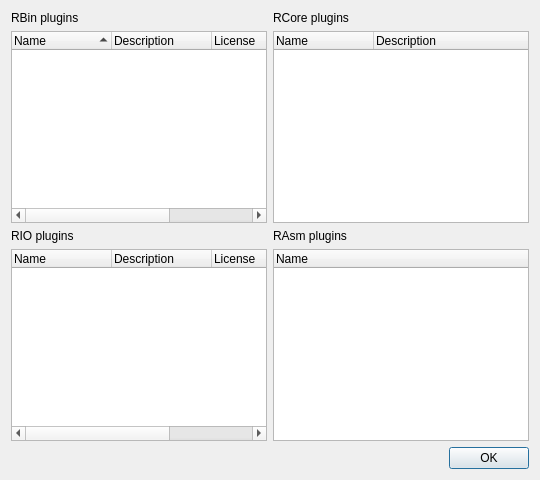
Before: the Qt Designer form src/dialogs/R2PluginsDialog.ui in rizinorg/cutter, drawn with Qt 5.
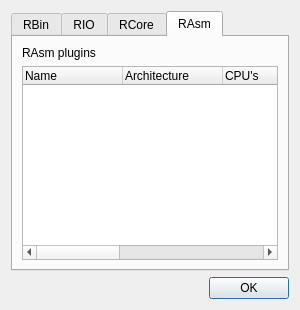
After: the same form once the commit is applied. The open tabs and pages were chosen to show the change.

Commit message:
Improve 'About' plugins window (#378)
* Show detailed information of RAsm plugins in 'About' window
* Improve 'About' plugins window UI with tabs

The edit to the form file:
```diff
--- a/src/dialogs/R2PluginsDialog.ui
+++ b/src/dialogs/R2PluginsDialog.ui
@@ -5,55 +5,22 @@
   <property name="windowTitle">
    <string>radare2 plugin information</string>
   </property>
-  <layout class="QGridLayout" name="gridLayout">
-   <item row="1" column="1">
-    <widget class="QTreeWidget" name="RCoreTreeWidget">
-     <column>
+  <layout class="QVBoxLayout" name="verticalLayout_6">
+   <item>
+    <widget class="QTabWidget" name="tabWidget">
+     <widget class="QWidget" name="RBinTab">
+      <attribute name="title">
+       <string>RBin</string>
+      </attribute>
+      <layout class="QVBoxLayout" name="verticalLayout_2">
+       <item>
+        <widget class="QLabel" name="RBinLabel">
       <property name="text">
-       <string>Name</string>
-      </property>
-     </column>
-     <column>
-      <property name="text">
-       <string>Description</string>
-      </property>
-     </column>
-    </widget>
-   </item>
-   <item row="4" column="0" colspan="2">
-    <widget class="QDialogButtonBox" name="buttonBox">
-     <property name="orientation">
-      <enum>Qt::Horizontal</enum>
-     </property>
-     <property name="standardButtons">
-      <set>QDialogButtonBox::Ok</set>
-     </property>
-    </widget>
-   </item>
-   <item row="2" column="0">
-    <widget class="QLabel" name="RIOLabel">
-     <property name="text">
-      <string>RIO plugins</string>
-     </property>
-    </widget>
-   </item>
-   <item row="2" column="1">
-    <widget class="QLabel" name="RAsmLabel">
-     <property name="text">
-      <string>RAsm plugins</string>
-     </property>
-    </widget>
-   </item>
-   <item row="3" column="1">
-    <widget class="QTreeWidget" name="RAsmTreeWidget">
-     <column>
-      <property name="text">
-       <string>Name</string>
-      </property>
-     </column>
-    </widget>
-   </item>
-   <item row="1" column="0">
+          <string>RBin plugins</string>
+         </property>
+        </widget>
+       </item>
+       <item>
     <widget class="QTreeWidget" name="RBinTreeWidget">
      <property name="sortingEnabled">
       <bool>true</bool>
@@ -80,7 +47,21 @@
      </column>
     </widget>
    </item>
-   <item row="3" column="0">
+      </layout>
+     </widget>
+     <widget class="QWidget" name="RIOTab">
+      <attribute name="title">
+       <string>RIO</string>
+      </attribute>
+      <layout class="QVBoxLayout" name="verticalLayout_3">
+       <item>
+        <widget class="QLabel" name="RIOLabel">
+         <property name="text">
+          <string>RIO plugins</string>
+         </property>
+        </widget>
+       </item>
+       <item>
     <widget class="QTreeWidget" name="RIOTreeWidget">
      <column>
       <property name="text">
@@ -104,17 +85,98 @@
      </column>
     </widget>
    </item>
-   <item row="0" column="1">
+      </layout>
+     </widget>
+     <widget class="QWidget" name="RCoreTab">
+      <attribute name="title">
+       <string>RCore</string>
+      </attribute>
+      <layout class="QVBoxLayout" name="verticalLayout_4">
+       <item>
     <widget class="QLabel" name="RCoreLabel">
      <property name="text">
       <string>RCore plugins</string>
      </property>
     </widget>
    </item>
-   <item row="0" column="0">
-    <widget class="QLabel" name="RBinLabel">
+       <item>
+        <widget class="QTreeWidget" name="RCoreTreeWidget">
+         <column>
      <property name="text">
-      <string>RBin plugins</string>
+           <string>Name</string>
+          </property>
+         </column>
+         <column>
+          <property name="text">
+           <string>Description</string>
+          </property>
+         </column>
+        </widget>
+       </item>
+      </layout>
+     </widget>
+     <widget class="QWidget" name="RAsmTab">
+      <attribute name="title">
+       <string>RAsm</string>
+      </attribute>
+      <layout class="QVBoxLayout" name="verticalLayout_5">
+       <item>
+        <widget class="QLabel" name="RAsmLabel">
+         <property name="text">
+          <string>RAsm plugins</string>
+         </property>
+        </widget>
+       </item>
+       <item>
+        <widget class="QTreeWidget" name="RAsmTreeWidget">
+         <column>
+          <property name="text">
+           <string>Name</string>
+          </property>
+         </column>
+         <column>
+          <property name="text">
+           <string>Architecture</string>
+          </property>
+         </column>
+         <column>
+          <property name="text">
+           <string>CPU's</string>
+          </property>
+         </column>
+         <column>
+          <property name="text">
+           <string>Version</string>
+          </property>
+         </column>
+         <column>
+          <property name="text">
+           <string>Description</string>
+          </property>
+         </column>
+         <column>
+          <property name="text">
+           <string>License</string>
+          </property>
+         </column>
+         <column>
+          <property name="text">
+           <string>Author</string>
+          </property>
+         </column>
+        </widget>
+       </item>
+      </layout>
+     </widget>
+    </widget>
+   </item>
+   <item>
+    <widget class="QDialogButtonBox" name="buttonBox">
+     <property name="orientation">
+      <enum>Qt::Horizontal</enum>
+     </property>
+     <property name="standardButtons">
+      <set>QDialogButtonBox::Ok</set>
      </property>
     </widget>
    </item>
```
Lines whose indentation alone changed are shown as unchanged. The commit also changes 3 other files.
